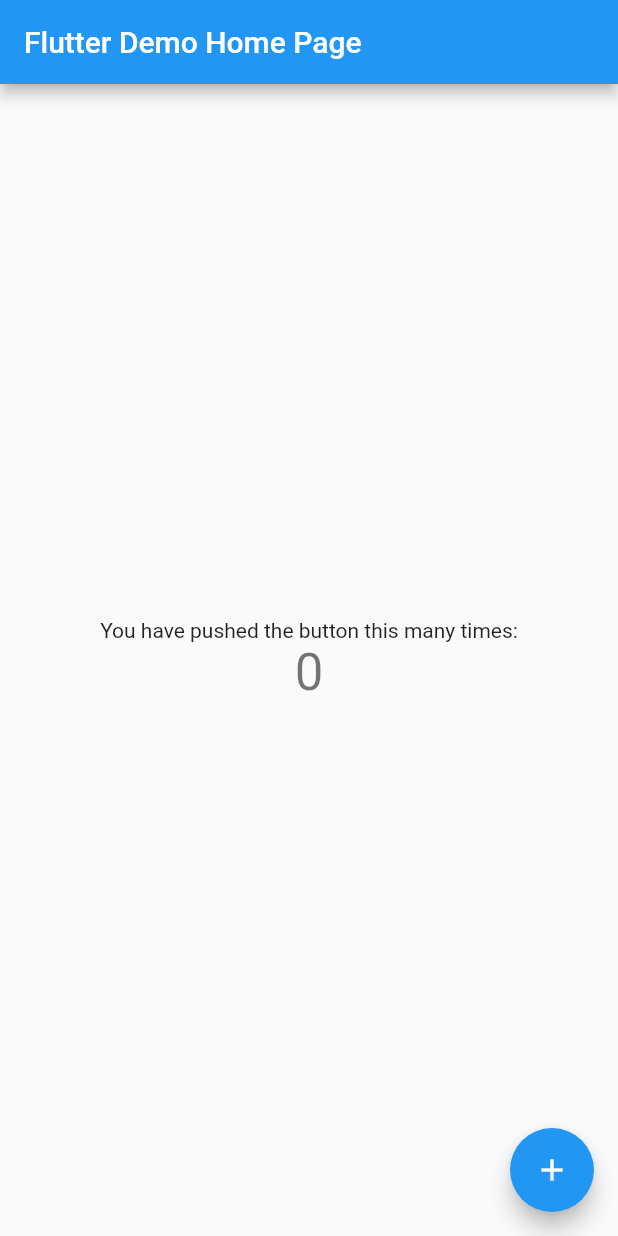
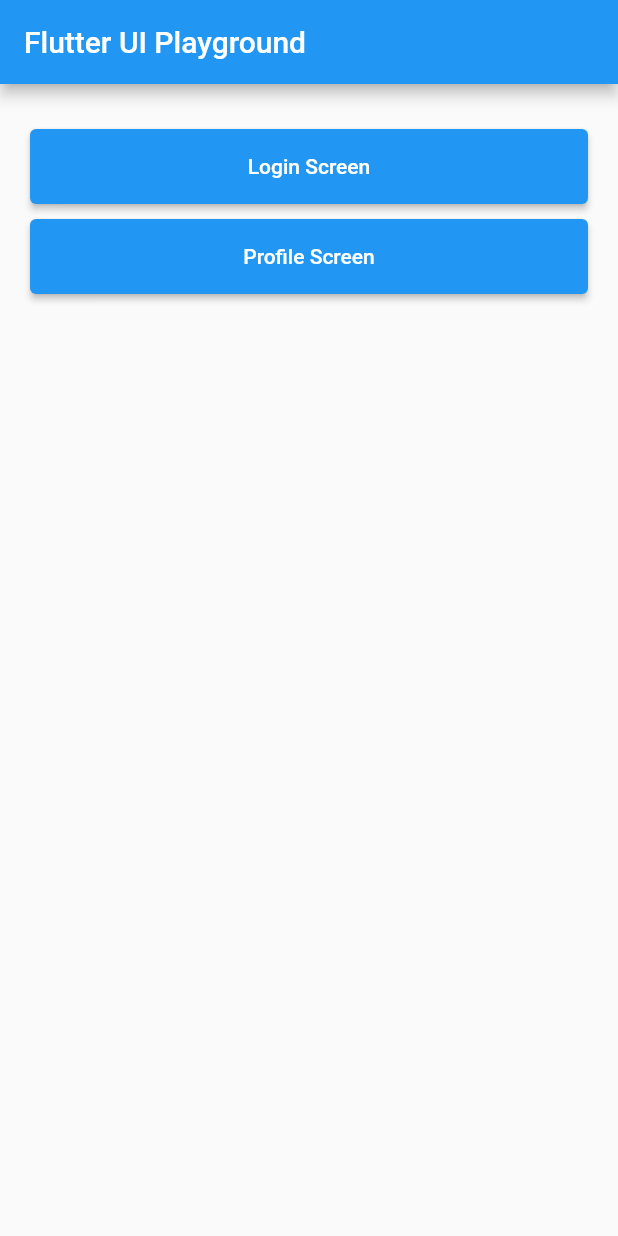
Before and after one commit to adamity/flutter-ui-playground, a Flutter app: the screen it shows after launch, on a phone screen of 412 x 824 dp. Run offline on Flutter 3.47's test engine with Material 2 defaults, Android fonts, the phone set to English and light mode, and no system bars; our stand-ins replace font_awesome_flutter.

Commit message:
flutter ui challenge 1 & 2

```diff
--- a/lib/main.dart
+++ b/lib/main.dart
@@ -1,115 +1,75 @@
+// ignore_for_file: use_key_in_widget_constructors, prefer_const_constructors
+
 import 'package:flutter/material.dart';
+import 'login_screen/app.dart';
+import 'profile_screen/app.dart';
 
-void main() {
-  runApp(const MyApp());
-}
+void main() => runApp(MyApp());
 
 class MyApp extends StatelessWidget {
-  const MyApp({Key? key}) : super(key: key);
-
-  // This widget is the root of your application.
   @override
   Widget build(BuildContext context) {
     return MaterialApp(
-      title: 'Flutter Demo',
+      title: 'Flutter UI Playground',
       theme: ThemeData(
-        // This is the theme of your application.
-        //
-        // Try running your application with "flutter run". You'll see the
-        // application has a blue toolbar. Then, without quitting the app, try
-        // changing the primarySwatch below to Colors.green and then invoke
-        // "hot reload" (press "r" in the console where you ran "flutter run",
-        // or simply save your changes to "hot reload" in a Flutter IDE).
-        // Notice that the counter didn't reset back to zero; the application
-        // is not restarted.
         primarySwatch: Colors.blue,
       ),
-      home: const MyHomePage(title: 'Flutter Demo Home Page'),
+      home: MyHome(),
     );
   }
 }
 
-class MyHomePage extends StatefulWidget {
-  const MyHomePage({Key? key, required this.title}) : super(key: key);
-
-  // This widget is the home page of your application. It is stateful, meaning
-  // that it has a State object (defined below) that contains fields that affect
-  // how it looks.
-
-  // This class is the configuration for the state. It holds the values (in this
-  // case the title) provided by the parent (in this case the App widget) and
-  // used by the build method of the State. Fields in a Widget subclass are
-  // always marked "final".
-
-  final String title;
-
-  @override
-  State<MyHomePage> createState() => _MyHomePageState();
-}
-
-class _MyHomePageState extends State<MyHomePage> {
-  int _counter = 0;
-
-  void _incrementCounter() {
-    setState(() {
-      // This call to setState tells the Flutter framework that something has
-      // changed in this State, which causes it to rerun the build method below
-      // so that the display can reflect the updated values. If we changed
-      // _counter without calling setState(), then the build method would not be
-      // called again, and so nothing would appear to happen.
-      _counter++;
-    });
-  }
-
+class MyHome extends StatelessWidget {
   @override
   Widget build(BuildContext context) {
-    // This method is rerun every time setState is called, for instance as done
-    // by the _incrementCounter method above.
-    //
-    // The Flutter framework has been optimized to make rerunning build methods
-    // fast, so that you can just rebuild anything that needs updating rather
-    // than having to individually change instances of widgets.
     return Scaffold(
       appBar: AppBar(
-        // Here we take the value from the MyHomePage object that was created by
-        // the App.build method, and use it to set our appbar title.
-        title: Text(widget.title),
+        title: const Text('Flutter UI Playground'),
       ),
-      body: Center(
-        // Center is a layout widget. It takes a single child and positions it
-        // in the middle of the parent.
-        child: Column(
-          // Column is also a layout widget. It takes a list of children and
-          // arranges them vertically. By default, it sizes itself to fit its
-          // children horizontally, and tries to be as tall as its parent.
-          //
-          // Invoke "debug painting" (press "p" in the console, choose the
-          // "Toggle Debug Paint" action from the Flutter Inspector in Android
-          // Studio, or the "Toggle Debug Paint" command in Visual Studio Code)
-          // to see the wireframe for each widget.
-          //
-          // Column has various properties to control how it sizes itself and
-          // how it positions its children. Here we use mainAxisAlignment to
-          // center the children vertically; the main axis here is the vertical
-          // axis because Columns are vertical (the cross axis would be
-          // horizontal).
-          mainAxisAlignment: MainAxisAlignment.center,
-          children: <Widget>[
-            const Text(
-              'You have pushed the button this many times:',
-            ),
-            Text(
-              '$_counter',
-              style: Theme.of(context).textTheme.headline4,
-            ),
-          ],
+      body: SizedBox(
+        width: double.infinity,
+        child: Container(
+          padding: EdgeInsets.all(20),
+          child: Column(
+            children: [
+              SizedBox(
+                height: 10,
+              ),
+              ElevatedButton(
+                style: ElevatedButton.styleFrom(
+                  minimumSize: const Size.fromHeight(50),
+                ),
+                onPressed: () {
+                  Navigator.push(
+                    context,
+                    MaterialPageRoute(
+                      builder: (context) => LoginScreen(),
+                    ),
+                  );
+                },
+                child: const Text('Login Screen'),
+              ),
+              SizedBox(
+                height: 10,
+              ),
+              ElevatedButton(
+                style: ElevatedButton.styleFrom(
+                  minimumSize: const Size.fromHeight(50),
+                ),
+                onPressed: () {
+                  Navigator.push(
+                    context,
+                    MaterialPageRoute(
+                      builder: (context) => ProfileScreen(),
+                    ),
+                  );
+                },
+                child: const Text('Profile Screen'),
+              ),
+            ],
+          ),
         ),
       ),
-      floatingActionButton: FloatingActionButton(
-        onPressed: _incrementCounter,
-        tooltip: 'Increment',
-        child: const Icon(Icons.add),
-      ), // This trailing comma makes auto-formatting nicer for build methods.
     );
   }
 }
--- a/pubspec.yaml
+++ b/pubspec.yaml
@@ -34,6 +34,7 @@
   # The following adds the Cupertino Icons font to your application.
   # Use with the CupertinoIcons class for iOS style icons.
   cupertino_icons: ^1.0.2
+  font_awesome_flutter: ^10.4.0
 
 dev_dependencies:
   flutter_test:
```
Also changed, not shown: lib/login_screen/app.dart (added, +115 -0 lines), lib/profile_screen/app.dart (added, +212 -0 lines), lib/product_list/app.dart (added), pubspec.lock, 1 other file.
